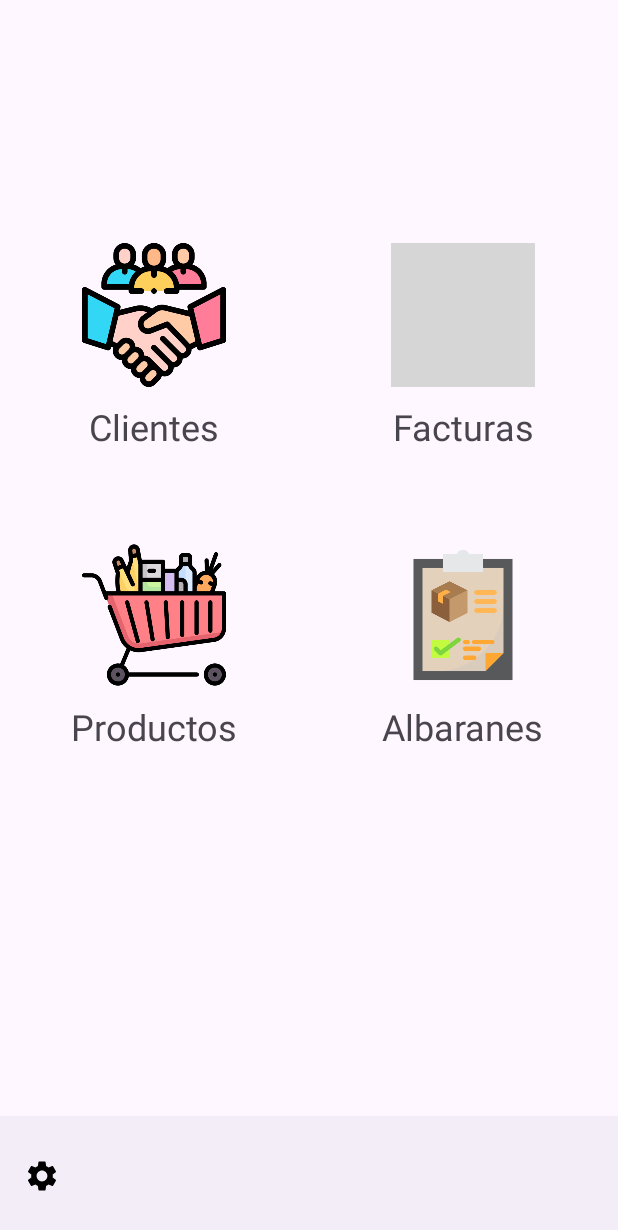
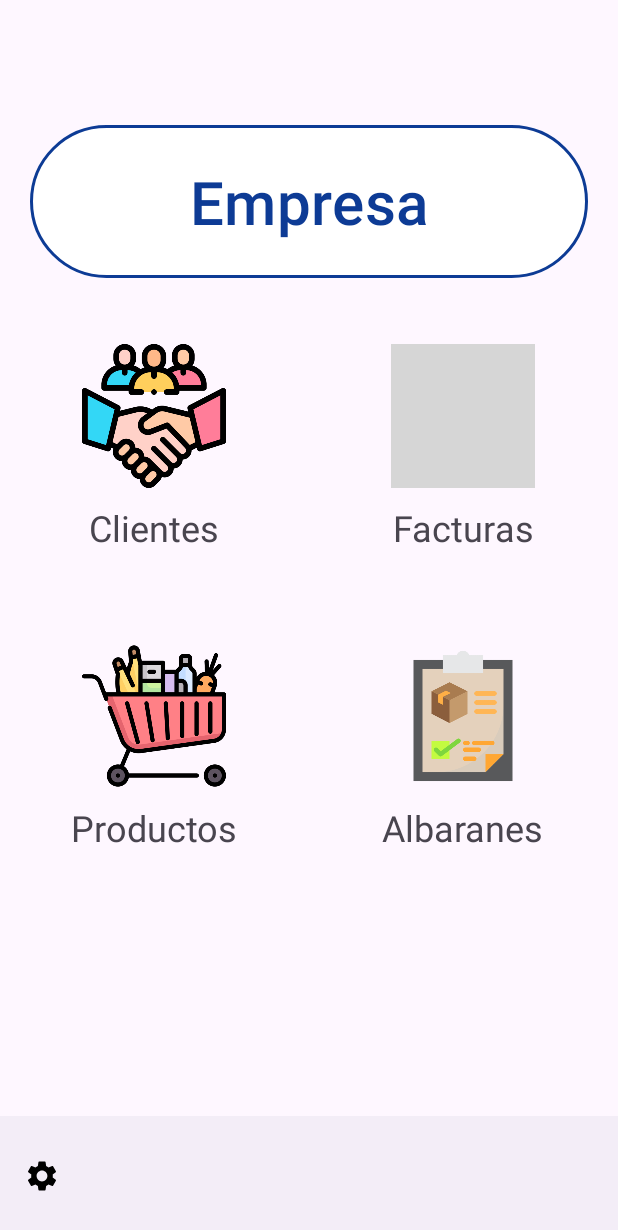
Before and after one commit to denisanat/final-ciclo, an Android app: the screen it shows after launch (MainActivity), on a phone screen of 412 x 824 dp. Shown: the top 1230 px of the screen. Run offline under Robolectric (Android 15) with nearby library versions, the phone set to English and light mode, and no system bars; our stand-ins replace Room's generated code; grey boxes are pictures that could not be loaded.

Commit message:
datos empresa

```diff
--- a/app/src/main/java/com/deanil/proyecto/ui/home/activities/MainActivity.kt
+++ b/app/src/main/java/com/deanil/proyecto/ui/home/activities/MainActivity.kt
@@ -1,15 +1,11 @@
 package com.deanil.proyecto.ui.home.activities
 
-import android.app.Activity
-import android.content.Intent
 import android.os.Bundle
 import androidx.appcompat.app.AppCompatActivity
 import androidx.room.Room
-import androidx.room.RoomDatabase
 import com.deanil.proyecto.R
 import com.deanil.proyecto.data.db.AppDatabase
 import com.deanil.proyecto.databinding.ActivityMainBinding
-import com.deanil.proyecto.ui.clientes.fragments.ClientesFragment
 import com.deanil.proyecto.ui.home.fragments.HomeFragment
 import com.google.android.material.bottomappbar.BottomAppBar
 
--- a/app/src/main/java/com/deanil/proyecto/ui/home/fragments/HomeFragment.kt
+++ b/app/src/main/java/com/deanil/proyecto/ui/home/fragments/HomeFragment.kt
@@ -1,10 +1,12 @@
 package com.deanil.proyecto.ui.home.fragments
 
+import android.content.Context
 import android.os.Bundle
 import androidx.fragment.app.Fragment
 import android.view.LayoutInflater
 import android.view.View
 import android.view.ViewGroup
+import android.widget.Toast
 import androidx.coordinatorlayout.widget.CoordinatorLayout
 import com.deanil.proyecto.R
 import com.deanil.proyecto.databinding.FragmentHomeBinding
@@ -21,6 +23,7 @@ class HomeFragment : Fragment() {
     private lateinit var binding: FragmentHomeBinding
 
     private lateinit var appbar: BottomAppBar
+    private var isEmpresa = false
 
     override fun onCreateView(
         inflater: LayoutInflater,
@@ -33,48 +36,81 @@ class HomeFragment : Fragment() {
         setupAppbar()
 
         val fragmentManager = requireActivity().supportFragmentManager
+
+        val sharedPreferences = requireActivity().getSharedPreferences("Empresa", Context.MODE_PRIVATE)
+        val empNombre = sharedPreferences.getString("nombre", null)
+        if (empNombre != null)
+            isEmpresa = true
+
+        binding.btnEmpresa.apply {
+            if (isEmpresa)
+                text = empNombre
+            setOnClickListener {
+                fragmentManager.beginTransaction()
+                    .replace(R.id.fragmentContainer, EmpresaFragment())
+                    .addToBackStack(null)
+                    .commit()
+            }
+        }
+
         binding.btnClientes.apply {
             setButtonIcon(R.drawable.clientes)
             setButtonText("Clientes")
             setOnClickListener {
+                if (isEmpresa) {
                     fragmentManager.beginTransaction()
                         .replace(R.id.fragmentContainer, ClientesFragment())
                         .addToBackStack(null)
                         .commit()
+                } else
+                    noEmpresa()
             }
         }
         binding.btnProductos.apply {
             setButtonIcon(R.drawable.productos)
             setButtonText("Productos")
             setOnClickListener {
+                if (isEmpresa) {
                     fragmentManager.beginTransaction()
                         .replace(R.id.fragmentContainer, ProductosFragment())
                         .addToBackStack(null)
                         .commit()
+                } else
+                    noEmpresa()
             }
         }
         binding.btnFacturas.apply {
             setButtonIcon(R.drawable.facturas)
             setButtonText("Facturas")
             setOnClickListener {
+                if (isEmpresa) {
                     fragmentManager.beginTransaction()
                         .replace(R.id.fragmentContainer, FacturasFragment())
                         .addToBackStack(null)
                         .commit()
+                } else
+                    noEmpresa()
             }
         }
         binding.btnAlbaranes.apply {
             setButtonIcon(R.drawable.albaran)
             setButtonText("Albaranes")
             setOnClickListener {
+                if (isEmpresa) {
                     fragmentManager.beginTransaction()
                         .replace(R.id.fragmentContainer, AlbaranesFragment())
                         .addToBackStack(null)
                         .commit()
+                } else
+                    noEmpresa()
             }
         }
 
         return binding.root
+    }
+
+    private fun noEmpresa() {
+        Toast.makeText(requireContext(), "Debe introducir los datos de su empresa", Toast.LENGTH_SHORT).show()
     }
 
     private fun setupAppbar() {
--- a/app/src/main/res/layout/fragment_home.xml
+++ b/app/src/main/res/layout/fragment_home.xml
@@ -7,37 +7,52 @@
     android:orientation="vertical"
     tools:context=".ui.home.fragments.HomeFragment">
 
+    <com.google.android.material.button.MaterialButton
+        android:id="@+id/btnEmpresa"
+        android:layout_width="match_parent"
+        android:layout_height="0dp"
+        app:layout_constraintTop_toBottomOf="@id/guideline"
+        app:layout_constraintBottom_toTopOf="@id/btnClientes"
+        android:backgroundTint="@color/white"
+        android:textColor="@color/blue"
+        android:text="Empresa"
+        android:textSize="40dp"
+        android:layout_margin="20dp"
+        app:strokeColor="@color/blue"
+        app:strokeWidth="2dp"
+        />
+
     <com.deanil.proyecto.ui.extra.BotonIcono
         android:id="@+id/btnClientes"
         android:layout_width="0dp"
         android:layout_height="200dp"
         app:layout_constraintBottom_toBottomOf="@id/glHorizontal"
-        app:layout_constraintStart_toStartOf="parent"
-        app:layout_constraintEnd_toEndOf="@id/glVertical"/>
+        app:layout_constraintEnd_toEndOf="@id/glVertical"
+        app:layout_constraintStart_toStartOf="parent" />
 
     <com.deanil.proyecto.ui.extra.BotonIcono
         android:id="@+id/btnFacturas"
         android:layout_width="0dp"
         android:layout_height="200dp"
         app:layout_constraintBottom_toBottomOf="@id/glHorizontal"
-        app:layout_constraintStart_toEndOf="@id/glVertical"
-        app:layout_constraintEnd_toEndOf="parent"/>
+        app:layout_constraintEnd_toEndOf="parent"
+        app:layout_constraintStart_toEndOf="@id/glVertical" />
 
     <com.deanil.proyecto.ui.extra.BotonIcono
         android:id="@+id/btnProductos"
         android:layout_width="0dp"
         android:layout_height="200dp"
-        app:layout_constraintTop_toBottomOf="@id/glHorizontal"
+        app:layout_constraintEnd_toStartOf="@id/glVertical"
         app:layout_constraintStart_toStartOf="parent"
-        app:layout_constraintEnd_toStartOf="@id/glVertical"/>
+        app:layout_constraintTop_toBottomOf="@id/glHorizontal" />
 
     <com.deanil.proyecto.ui.extra.BotonIcono
         android:id="@+id/btnAlbaranes"
         android:layout_width="0dp"
         android:layout_height="200dp"
-        app:layout_constraintTop_toBottomOf="@id/glHorizontal"
+        app:layout_constraintEnd_toEndOf="parent"
         app:layout_constraintStart_toEndOf="@id/glVertical"
-        app:layout_constraintEnd_toEndOf="parent"/>
+        app:layout_constraintTop_toBottomOf="@id/glHorizontal" />
 
     <androidx.constraintlayout.widget.Guideline
         android:id="@+id/glVertical"
@@ -51,6 +66,13 @@
         android:layout_width="wrap_content"
         android:layout_height="wrap_content"
         android:orientation="horizontal"
-        app:layout_constraintGuide_percent="0.46" />
+        app:layout_constraintGuide_percent="0.55" />
+
+    <androidx.constraintlayout.widget.Guideline
+        android:id="@+id/guideline"
+        android:layout_width="wrap_content"
+        android:layout_height="wrap_content"
+        android:orientation="horizontal"
+        app:layout_constraintGuide_percent="0.08" />
 
 </androidx.constraintlayout.widget.ConstraintLayout>
--- a/app/src/main/res/values/colors.xml
+++ b/app/src/main/res/values/colors.xml
@@ -3,4 +3,9 @@
     <color name="black">#FF000000</color>
     <color name="white">#FFFFFFFF</color>
     <color name="red">#C62525</color>
+    <color name="blue">#0D3B95</color>
+
+    <color name="colorPrimary">#0D3B95</color>
+    <color name="colorPrimaryVariant">#0003B3</color>
+    <color name="colorOnPrimary">#FFFFFF</color>
 </resources>
--- a/app/src/main/res/values/themes.xml
+++ b/app/src/main/res/values/themes.xml
@@ -2,7 +2,9 @@
     <!-- Base application theme. -->
     <style name="Base.Theme.Proyecto" parent="Theme.Material3.DayNight.NoActionBar">
         <!-- Customize your light theme here. -->
-        <!-- <item name="colorPrimary">@color/my_light_primary</item> -->
+        <item name="colorPrimary">@color/colorPrimary</item>
+        <item name="colorPrimaryVariant">@color/colorPrimaryVariant</item>
+        <item name="colorOnPrimary">@color/colorOnPrimary</item>
     </style>
 
     <style name="Theme.Proyecto" parent="Base.Theme.Proyecto" />
```
Also changed, not shown: app/src/main/java/com/deanil/proyecto/data/entities/DatosEmpresa.kt (added, +17 -0 lines), app/src/main/java/com/deanil/proyecto/ui/facturas/fragments/NewFacturaFragment.kt (+22 -0 lines), app/src/main/java/com/deanil/proyecto/ui/home/fragments/EmpresaFragment.kt (added, +66 -0 lines), app/src/main/res/layout/fragment_empresa.xml (added, +169 -0 lines). Lines whose indentation alone changed are shown as unchanged.
